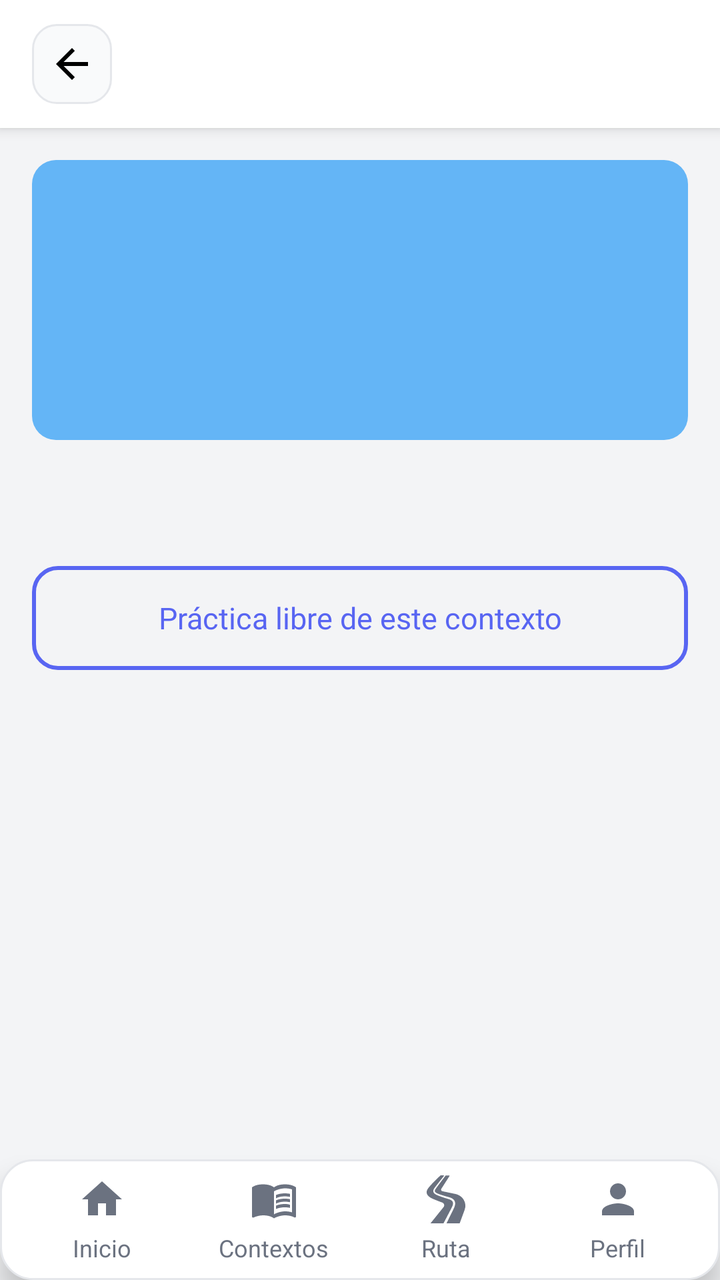
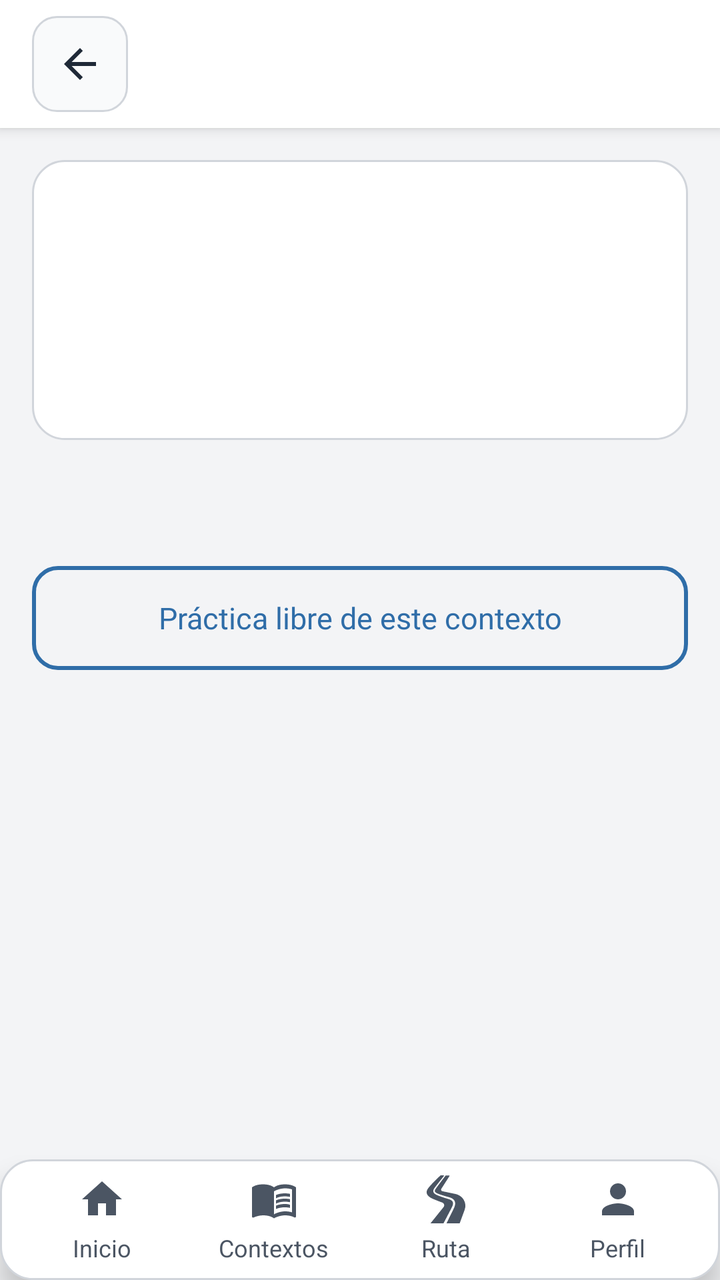

An Android layout rendered at two revisions. The XML below is the earlier revision; the diff shows what the commit changed to produce the second picture.
<!-- AndroidManifest.xml: application theme Theme.NiJu_Project -->
<!-- res/layout/activity_lesson.xml -->
<?xml version="1.0" encoding="utf-8"?>
<RelativeLayout xmlns:android="http://schemas.android.com/apk/res/android"
    android:layout_width="match_parent"
    android:layout_height="match_parent"
    android:background="@color/color_background">

    <include
        android:id="@+id/headerInclude"
        layout="@layout/view_screen_header"
        android:layout_width="match_parent"
        android:layout_height="64dp" />

    <androidx.core.widget.NestedScrollView
        android:layout_width="match_parent"
        android:layout_height="match_parent"
        android:layout_above="@id/bottom_navigation"
        android:layout_below="@id/headerInclude">

        <LinearLayout
            android:layout_width="match_parent"
            android:layout_height="wrap_content"
            android:orientation="vertical"
            android:padding="16dp">

            <ImageView
                android:id="@+id/ivContextImage"
                android:layout_width="match_parent"
                android:layout_height="140dp"
                android:layout_marginBottom="12dp"
                android:background="@drawable/card_bg"
                android:importantForAccessibility="no"
                android:scaleType="centerCrop" />

            <TextView
                android:id="@+id/tvContextDescription"
                android:layout_width="match_parent"
                android:layout_height="wrap_content"
                android:layout_marginBottom="16dp"
                android:textColor="@color/color_text_secondary"
                android:textSize="14sp" />

            <ProgressBar
                android:id="@+id/progressBar"
                android:layout_width="wrap_content"
                android:layout_height="wrap_content"
                android:layout_gravity="center_horizontal"
                android:visibility="gone" />

            <include layout="@layout/view_empty_state" />

            <androidx.recyclerview.widget.RecyclerView
                android:id="@+id/rvLessons"
                android:layout_width="match_parent"
                android:layout_height="wrap_content"
                android:nestedScrollingEnabled="false" />

            <Button
                android:id="@+id/btnPracticeContext"
                android:layout_width="match_parent"
                android:layout_height="52dp"
                android:layout_marginTop="16dp"
                android:background="@drawable/button_outline_background"
                android:fontFamily="@font/roboto_medium"
                android:text="@string/lessons_practice_context"
                android:textAllCaps="false"
                android:textColor="#5865F2"
                android:textSize="15sp" />
        </LinearLayout>
    </androidx.core.widget.NestedScrollView>

    <include
        android:id="@+id/bottom_navigation"
        layout="@layout/bottom_navigation"
        android:layout_width="match_parent"
        android:layout_height="wrap_content"
        android:layout_alignParentBottom="true" />
</RelativeLayout>
<!-- res/layout/view_screen_header.xml (included above) -->
<?xml version="1.0" encoding="utf-8"?>
<LinearLayout xmlns:android="http://schemas.android.com/apk/res/android"
    android:id="@+id/header"
    android:layout_width="match_parent"
    android:layout_height="64dp"
    android:background="@color/color_header_bg"
    android:elevation="4dp"
    android:gravity="center_vertical"
    android:orientation="horizontal"
    android:paddingHorizontal="16dp">

    <ImageButton
        android:id="@+id/btnBack"
        android:layout_width="40dp"
        android:layout_height="40dp"
        android:background="@drawable/rounded_button_bg"
        android:contentDescription="@string/back"
        android:padding="8dp"
        android:src="@drawable/ic_arrow_back" />

    <TextView
        android:id="@+id/tvHeaderTitle"
        android:layout_width="0dp"
        android:layout_height="wrap_content"
        android:layout_weight="1"
        android:ellipsize="end"
        android:fontFamily="@font/roboto_bold"
        android:gravity="center"
        android:maxLines="1"
        android:textColor="@color/color_text_primary"
        android:textSize="18sp" />

    <View
        android:layout_width="40dp"
        android:layout_height="40dp" />
</LinearLayout>
<!-- res/layout/view_empty_state.xml (included above) -->
<?xml version="1.0" encoding="utf-8"?>
<LinearLayout xmlns:android="http://schemas.android.com/apk/res/android"
    android:id="@+id/emptyState"
    android:layout_width="match_parent"
    android:layout_height="wrap_content"
    android:gravity="center_horizontal"
    android:orientation="vertical"
    android:padding="32dp"
    android:visibility="gone">

    <TextView
        android:id="@+id/tvEmptyMessage"
        android:layout_width="wrap_content"
        android:layout_height="wrap_content"
        android:gravity="center"
        android:textColor="@color/color_text_secondary"
        android:textSize="15sp" />

    <Button
        android:id="@+id/btnEmptyAction"
        android:layout_width="wrap_content"
        android:layout_height="44dp"
        android:layout_marginTop="16dp"
        android:background="@drawable/button_outline_background"
        android:paddingHorizontal="20dp"
        android:text="@string/session_retry"
        android:textAllCaps="false"
        android:textColor="#5865F2"
        android:visibility="gone" />
</LinearLayout>
<!-- res/layout/bottom_navigation.xml (included above) -->
<?xml version="1.0" encoding="utf-8"?>
<LinearLayout xmlns:android="http://schemas.android.com/apk/res/android"
    android:id="@+id/bottom_navigation"
    android:layout_width="match_parent"
    android:layout_height="70dp"
    android:layout_alignParentBottom="true"
    android:background="@drawable/rounded_bg"
    android:elevation="8dp"
    android:orientation="horizontal"
    android:padding="8dp">

    
    <LinearLayout
        android:id="@+id/navHome"
        android:layout_width="0dp"
        android:layout_height="match_parent"
        android:layout_weight="1"
        android:gravity="center"
        android:orientation="vertical">

        <ImageView
        android:importantForAccessibility="no"
            android:layout_width="24dp"
            android:layout_height="24dp"
            android:layout_marginBottom="4dp"
            android:src="@drawable/ic_home_active" />

        <TextView
            android:layout_width="wrap_content"
            android:layout_height="wrap_content"
            android:text="@string/ui_inicio"
            android:textColor="@color/color_text_secondary"
            android:textSize="12sp" />
    </LinearLayout>

    
    <LinearLayout
        android:id="@+id/navContexts"
        android:layout_width="0dp"
        android:layout_height="match_parent"
        android:layout_weight="1"
        android:gravity="center"
        android:orientation="vertical">

        <ImageView
        android:importantForAccessibility="no"
            android:layout_width="24dp"
            android:layout_height="24dp"
            android:layout_marginBottom="4dp"
            android:src="@drawable/ic_contexts" />

        <TextView
            android:layout_width="wrap_content"
            android:layout_height="wrap_content"
            android:text="@string/ui_contextos"
            android:textColor="@color/color_text_secondary"
            android:textSize="12sp" />
    </LinearLayout>

    
    <LinearLayout
        android:id="@+id/navRuta"
        android:layout_width="0dp"
        android:layout_height="match_parent"
        android:layout_weight="1"
        android:gravity="center"
        android:orientation="vertical">

        <ImageView
        android:importantForAccessibility="no"
            android:layout_width="24dp"
            android:layout_height="24dp"
            android:layout_marginBottom="4dp"
            android:src="@drawable/ic_road" />

        <TextView
            android:layout_width="wrap_content"
            android:layout_height="wrap_content"
            android:text="@string/ui_ruta"
            android:textColor="@color/color_text_secondary"
            android:textSize="12sp" />
    </LinearLayout>

    
    <LinearLayout
        android:id="@+id/navProfile"
        android:layout_width="0dp"
        android:layout_height="match_parent"
        android:layout_weight="1"
        android:gravity="center"
        android:orientation="vertical">

        <ImageView
        android:importantForAccessibility="no"
            android:layout_width="24dp"
            android:layout_height="24dp"
            android:layout_marginBottom="4dp"
            android:src="@drawable/ic_profile" />

        <TextView
            android:layout_width="wrap_content"
            android:layout_height="wrap_content"
            android:text="@string/ui_perfil"
            android:textColor="@color/color_text_secondary"
            android:textSize="12sp" />
    </LinearLayout>
</LinearLayout>
<!-- resources referenced by this layout -->
<resources>
  <color name="color_text_secondary">#6B7280</color>
  <!-- drawable button_outline_background (drawable) -->
  <?xml version="1.0" encoding="utf-8"?>
  <shape xmlns:android="http://schemas.android.com/apk/res/android">
      <solid android:color="@android:color/transparent"/>
      <stroke android:width="2dp" android:color="#5865F2"/>
      <corners android:radius="12dp"/>
  </shape>
  <!-- drawable card_bg (drawable) -->
  <shape xmlns:android="http://schemas.android.com/apk/res/android">
      <solid android:color="#64B5F6"/>
      <corners android:radius="12dp"/>
  </shape>
  <!-- drawable ic_arrow_back (drawable) -->
  <vector xmlns:android="http://schemas.android.com/apk/res/android" android:autoMirrored="true" android:height="24dp" android:tint="#000000" android:viewportHeight="24" android:viewportWidth="24" android:width="24dp">
  
      <path android:fillColor="@android:color/white" android:pathData="M20,11H7.83l5.59,-5.59L12,4l-8,8 8,8 1.41,-1.41L7.83,13H20v-2z"/>
  
  </vector>
  <!-- drawable ic_contexts (drawable) -->
  <vector xmlns:android="http://schemas.android.com/apk/res/android"
      android:width="24dp"
      android:height="24dp"
      android:viewportWidth="24"
      android:viewportHeight="24">
      <path
          android:fillColor="#6B7280"
          android:pathData="M21,5c-1.11,-0.35 -2.33,-0.5 -3.5,-0.5c-1.95,0 -4.05,0.4 -5.5,1.5c-1.45,-1.1 -3.55,-1.5 -5.5,-1.5S2.45,4.9 1,6v14.65c0,0.25 0.25,0.5 0.5,0.5c0.1,0 0.15,-0.05 0.25,-0.05C3.1,20.45 5.05,20 6.5,20c1.95,0 4.05,0.4 5.5,1.5c1.35,-0.85 3.8,-1.5 5.5,-1.5c1.65,0 3.35,0.3 4.75,1.05c0.1,0.05 0.15,0.05 0.25,0.05c0.25,0 0.5,-0.25 0.5,-0.5V6C22.4,5.55 21.75,5.25 21,5zM21,18.5c-1.1,-0.35 -2.3,-0.5 -3.5,-0.5c-1.7,0 -4.15,0.65 -5.5,1.5V8c1.35,-0.85 3.8,-1.5 5.5,-1.5c1.2,0 2.4,0.15 3.5,0.5V18.5z"/>
      <path
          android:fillColor="#6B7280"
          android:pathData="M17.5,10.5c0.88,0 1.73,0.09 2.5,0.26V9.24C19.21,9.09 18.36,9 17.5,9c-1.7,0 -3.24,0.29 -4.5,0.83v1.66C14.13,10.81 15.7,10.5 17.5,10.5z"/>
      <path
          android:fillColor="#6B7280"
          android:pathData="M13,12.49v1.66c1.13,-0.64 2.7,-0.99 4.5,-0.99c0.88,0 1.73,0.09 2.5,0.26V11.9C19.21,11.75 18.36,11.66 17.5,11.66C15.8,11.66 14.26,11.95 13,12.49z"/>
      <path
          android:fillColor="#6B7280"
          android:pathData="M17.5,14.33c-1.7,0 -3.24,0.29 -4.5,0.83v1.66c1.26,-0.54 2.8,-0.83 4.5,-0.83c0.88,0 1.73,0.09 2.5,0.26v-1.52C19.21,14.41 18.36,14.33 17.5,14.33z"/>
  </vector>
  <!-- drawable ic_home_active (drawable) -->
  <?xml version="1.0" encoding="utf-8"?>
  <vector xmlns:android="http://schemas.android.com/apk/res/android"
      android:width="24dp"
      android:height="24dp"
      android:viewportWidth="24"
      android:viewportHeight="24">
      <path
          android:fillColor="#6B7280"
          android:pathData="M10,20v-6h4v6h5v-8h3L12,3 2,12h3v8z"/>
  </vector>
  <!-- drawable ic_profile (drawable) -->
  <?xml version="1.0" encoding="utf-8"?>
  <vector xmlns:android="http://schemas.android.com/apk/res/android"
      android:width="24dp"
      android:height="24dp"
      android:viewportWidth="24"
      android:viewportHeight="24">
      <path
          android:fillColor="#6B7280"
          android:pathData="M12,12c2.21,0 4,-1.79 4,-4s-1.79,-4 -4,-4 -4,1.79 -4,4 1.79,4 4,4zM12,14c-2.67,0 -8,1.34 -8,4v2h16v-2c0,-2.66 -5.33,-4 -8,-4z"/>
  </vector>
  <!-- drawable ic_road (drawable) -->
  <vector xmlns:android="http://schemas.android.com/apk/res/android"
      android:width="800dp"
      android:height="800dp"
      android:viewportWidth="512"
      android:viewportHeight="512">
    <path
        android:pathData="M311.51,354.92l5.72,-11.03c1.82,-3.55 3.51,-7.03 5.1,-10.58c3.12,-7.08 5.67,-14.26 7.27,-21.36c3.27,-14.33 1.57,-27.48 -7.15,-37.21c-8.71,-9.93 -23.1,-16.59 -37.97,-21.24c-31.65,-9.11 -64.02,-19.25 -95.34,-31.14c-7.86,-2.98 -15.69,-6.09 -23.48,-9.39c-7.68,-3.23 -16,-7 -23.61,-12.1c-7.53,-5.09 -15.42,-11.87 -19.5,-22.26c-2.02,-5.11 -2.55,-10.89 -1.87,-16.15c0.69,-5.27 2.4,-10.06 4.53,-14.33c4.43,-8.75 9.86,-15.06 14.75,-21.83l15.23,-19.87l30.79,-39.32l52.42,-65.95L198.45,0c0,0 -91.03,83.71 -131.66,136.54c-35.32,45.91 -16.03,86.48 47.87,113.77c53.93,23.04 104.41,40.88 104.41,40.88c8.7,4.5 14.88,12.4 16.94,21.61c2.06,9.22 -0.22,18.81 -6.24,26.3L90.72,512h138.73l59.01,-112.87L311.51,354.92z"
        android:fillColor="#6B7280"/>
    <path
        android:pathData="M444.97,261.02c-19.36,-32.39 -52.51,-55.24 -90.92,-62.67l-136.05,-28.68c-5.67,-1.09 -10.44,-4.69 -12.85,-9.69c-2.41,-4.99 -2.15,-10.79 0.68,-15.58l90.44,-141.6l-44.05,-1.26l-55.69,73.67l-29.75,39.96l-14.63,20.08c-4.71,6.76 -9.9,13.44 -12.76,19.68c-3.05,6.46 -3.81,12.62 -1.61,17.73c2.12,5.24 7.3,10.11 13.55,14.02c6.33,4.01 13.29,7.02 21,10.04c7.59,3 15.29,5.84 23.04,8.57c31.16,10.95 62.54,19.96 95,28.46c16.65,4.96 34.26,11.6 48.3,26.4c6.84,7.41 11.95,17.14 13.89,27.22c2,10.08 1.34,20.01 -0.41,29.19c-1.84,9.17 -4.71,17.79 -8.09,26c-1.71,4.08 -3.55,8.13 -5.43,12.02l-5.49,11.24l-21.98,44.8L261.28,512h140.63l53.19,-144.65C468.03,332.18 464.34,293.42 444.97,261.02z"
        android:fillColor="#6B7280"/>
  </vector>
  <color name="color_border">#E5E7EB</color>
  <!-- unchanged entries left out for length: 17 -->
</resources>

<!-- the commit's change to res/layout/activity_lesson.xml (unified diff, before → after) -->
@@ -63,7 +63,7 @@
                 android:fontFamily="@font/roboto_medium"
                 android:text="@string/lessons_practice_context"
                 android:textAllCaps="false"
-                android:textColor="#5865F2"
+                android:textColor="@color/color_primary"
                 android:textSize="15sp" />
         </LinearLayout>
     </androidx.core.widget.NestedScrollView>
@@ -89,8 +89,8 @@
 
     <ImageButton
         android:id="@+id/btnBack"
-        android:layout_width="40dp"
-        android:layout_height="40dp"
+        android:layout_width="48dp"
+        android:layout_height="48dp"
         android:background="@drawable/rounded_button_bg"
         android:contentDescription="@string/back"
         android:padding="8dp"
@@ -109,8 +109,8 @@
         android:textSize="18sp" />
 
     <View
-        android:layout_width="40dp"
-        android:layout_height="40dp" />
+        android:layout_width="48dp"
+        android:layout_height="48dp" />
 </LinearLayout>
 <!-- res/layout/view_empty_state.xml (included above) -->
 <?xml version="1.0" encoding="utf-8"?>
@@ -140,7 +140,7 @@
         android:paddingHorizontal="20dp"
         android:text="@string/session_retry"
         android:textAllCaps="false"
-        android:textColor="#5865F2"
+        android:textColor="@color/color_primary"
         android:visibility="gone" />
 </LinearLayout>
 <!-- res/layout/bottom_navigation.xml (included above) -->
<!-- resource entries referenced after the edit -->
@@ -1,20 +1,23 @@
 <!-- resources referenced by this layout -->
 <resources>
-  <color name="color_text_secondary">#6B7280</color>
+  <color name="color_primary">#2F6DA8</color>
+  <color name="color_text_secondary">#4B5563</color>
   <!-- drawable button_outline_background (drawable) -->
   <?xml version="1.0" encoding="utf-8"?>
   <shape xmlns:android="http://schemas.android.com/apk/res/android">
       <solid android:color="@android:color/transparent"/>
-      <stroke android:width="2dp" android:color="#5865F2"/>
+      <stroke android:width="2dp" android:color="@color/color_primary"/>
       <corners android:radius="12dp"/>
   </shape>
   <!-- drawable card_bg (drawable) -->
-  <shape xmlns:android="http://schemas.android.com/apk/res/android">
-      <solid android:color="#64B5F6"/>
-      <corners android:radius="12dp"/>
+  <?xml version="1.0" encoding="utf-8"?>
+  <shape xmlns:android="http://schemas.android.com/apk/res/android" android:shape="rectangle">
+      <solid android:color="@color/color_surface"/>
+      <stroke android:width="1dp" android:color="@color/color_border"/>
+      <corners android:radius="16dp"/>
   </shape>
   <!-- drawable ic_arrow_back (drawable) -->
-  <vector xmlns:android="http://schemas.android.com/apk/res/android" android:autoMirrored="true" android:height="24dp" android:tint="#000000" android:viewportHeight="24" android:viewportWidth="24" android:width="24dp">
+  <vector xmlns:android="http://schemas.android.com/apk/res/android" android:autoMirrored="true" android:height="24dp" android:tint="@color/color_text_primary" android:viewportHeight="24" android:viewportWidth="24" android:width="24dp">
   
       <path android:fillColor="@android:color/white" android:pathData="M20,11H7.83l5.59,-5.59L12,4l-8,8 8,8 1.41,-1.41L7.83,13H20v-2z"/>
   
@@ -26,16 +29,16 @@
       android:viewportWidth="24"
       android:viewportHeight="24">
       <path
-          android:fillColor="#6B7280"
+          android:fillColor="@color/color_text_secondary"
           android:pathData="M21,5c-1.11,-0.35 -2.33,-0.5 -3.5,-0.5c-1.95,0 -4.05,0.4 -5.5,1.5c-1.45,-1.1 -3.55,-1.5 -5.5,-1.5S2.45,4.9 1,6v14.65c0,0.25 0.25,0.5 0.5,0.5c0.1,0 0.15,-0.05 0.25,-0.05C3.1,20.45 5.05,20 6.5,20c1.95,0 4.05,0.4 5.5,1.5c1.35,-0.85 3.8,-1.5 5.5,-1.5c1.65,0 3.35,0.3 4.75,1.05c0.1,0.05 0.15,0.05 0.25,0.05c0.25,0 0.5,-0.25 0.5,-0.5V6C22.4,5.55 21.75,5.25 21,5zM21,18.5c-1.1,-0.35 -2.3,-0.5 -3.5,-0.5c-1.7,0 -4.15,0.65 -5.5,1.5V8c1.35,-0.85 3.8,-1.5 5.5,-1.5c1.2,0 2.4,0.15 3.5,0.5V18.5z"/>
       <path
-          android:fillColor="#6B7280"
+          android:fillColor="@color/color_text_secondary"
           android:pathData="M17.5,10.5c0.88,0 1.73,0.09 2.5,0.26V9.24C19.21,9.09 18.36,9 17.5,9c-1.7,0 -3.24,0.29 -4.5,0.83v1.66C14.13,10.81 15.7,10.5 17.5,10.5z"/>
       <path
-          android:fillColor="#6B7280"
+          android:fillColor="@color/color_text_secondary"
           android:pathData="M13,12.49v1.66c1.13,-0.64 2.7,-0.99 4.5,-0.99c0.88,0 1.73,0.09 2.5,0.26V11.9C19.21,11.75 18.36,11.66 17.5,11.66C15.8,11.66 14.26,11.95 13,12.49z"/>
       <path
-          android:fillColor="#6B7280"
+          android:fillColor="@color/color_text_secondary"
           android:pathData="M17.5,14.33c-1.7,0 -3.24,0.29 -4.5,0.83v1.66c1.26,-0.54 2.8,-0.83 4.5,-0.83c0.88,0 1.73,0.09 2.5,0.26v-1.52C19.21,14.41 18.36,14.33 17.5,14.33z"/>
   </vector>
   <!-- drawable ic_home_active (drawable) -->
@@ -46,7 +49,7 @@
       android:viewportWidth="24"
       android:viewportHeight="24">
       <path
-          android:fillColor="#6B7280"
+          android:fillColor="@color/color_text_secondary"
           android:pathData="M10,20v-6h4v6h5v-8h3L12,3 2,12h3v8z"/>
   </vector>
   <!-- drawable ic_profile (drawable) -->
@@ -57,7 +60,7 @@
       android:viewportWidth="24"
       android:viewportHeight="24">
       <path
-          android:fillColor="#6B7280"
+          android:fillColor="@color/color_text_secondary"
           android:pathData="M12,12c2.21,0 4,-1.79 4,-4s-1.79,-4 -4,-4 -4,1.79 -4,4 1.79,4 4,4zM12,14c-2.67,0 -8,1.34 -8,4v2h16v-2c0,-2.66 -5.33,-4 -8,-4z"/>
   </vector>
   <!-- drawable ic_road (drawable) -->
@@ -68,12 +71,12 @@
       android:viewportHeight="512">
     <path
         android:pathData="M311.51,354.92l5.72,-11.03c1.82,-3.55 3.51,-7.03 5.1,-10.58c3.12,-7.08 5.67,-14.26 7.27,-21.36c3.27,-14.33 1.57,-27.48 -7.15,-37.21c-8.71,-9.93 -23.1,-16.59 -37.97,-21.24c-31.65,-9.11 -64.02,-19.25 -95.34,-31.14c-7.86,-2.98 -15.69,-6.09 -23.48,-9.39c-7.68,-3.23 -16,-7 -23.61,-12.1c-7.53,-5.09 -15.42,-11.87 -19.5,-22.26c-2.02,-5.11 -2.55,-10.89 -1.87,-16.15c0.69,-5.27 2.4,-10.06 4.53,-14.33c4.43,-8.75 9.86,-15.06 14.75,-21.83l15.23,-19.87l30.79,-39.32l52.42,-65.95L198.45,0c0,0 -91.03,83.71 -131.66,136.54c-35.32,45.91 -16.03,86.48 47.87,113.77c53.93,23.04 104.41,40.88 104.41,40.88c8.7,4.5 14.88,12.4 16.94,21.61c2.06,9.22 -0.22,18.81 -6.24,26.3L90.72,512h138.73l59.01,-112.87L311.51,354.92z"
-        android:fillColor="#6B7280"/>
+        android:fillColor="@color/color_text_secondary"/>
     <path
         android:pathData="M444.97,261.02c-19.36,-32.39 -52.51,-55.24 -90.92,-62.67l-136.05,-28.68c-5.67,-1.09 -10.44,-4.69 -12.85,-9.69c-2.41,-4.99 -2.15,-10.79 0.68,-15.58l90.44,-141.6l-44.05,-1.26l-55.69,73.67l-29.75,39.96l-14.63,20.08c-4.71,6.76 -9.9,13.44 -12.76,19.68c-3.05,6.46 -3.81,12.62 -1.61,17.73c2.12,5.24 7.3,10.11 13.55,14.02c6.33,4.01 13.29,7.02 21,10.04c7.59,3 15.29,5.84 23.04,8.57c31.16,10.95 62.54,19.96 95,28.46c16.65,4.96 34.26,11.6 48.3,26.4c6.84,7.41 11.95,17.14 13.89,27.22c2,10.08 1.34,20.01 -0.41,29.19c-1.84,9.17 -4.71,17.79 -8.09,26c-1.71,4.08 -3.55,8.13 -5.43,12.02l-5.49,11.24l-21.98,44.8L261.28,512h140.63l53.19,-144.65C468.03,332.18 464.34,293.42 444.97,261.02z"
-        android:fillColor="#6B7280"/>
+        android:fillColor="@color/color_text_secondary"/>
   </vector>
-  <color name="color_border">#E5E7EB</color>
+  <color name="color_border">#D1D5DB</color>
   <!-- unchanged entries left out for length: 17 -->
 </resources>
 
